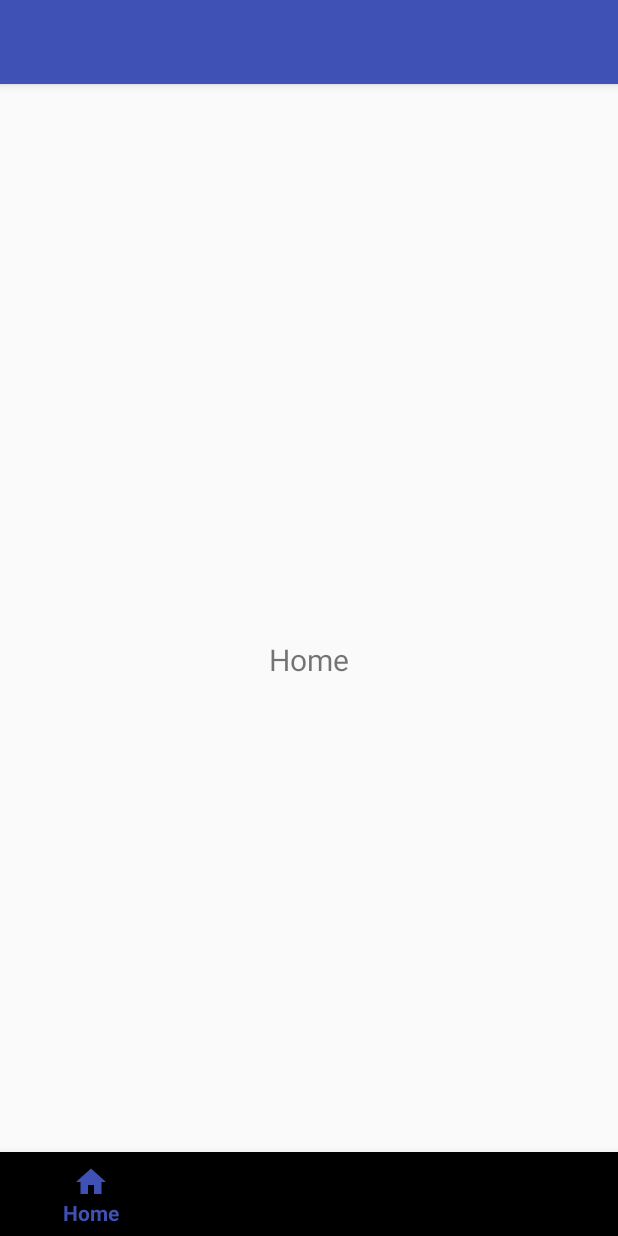
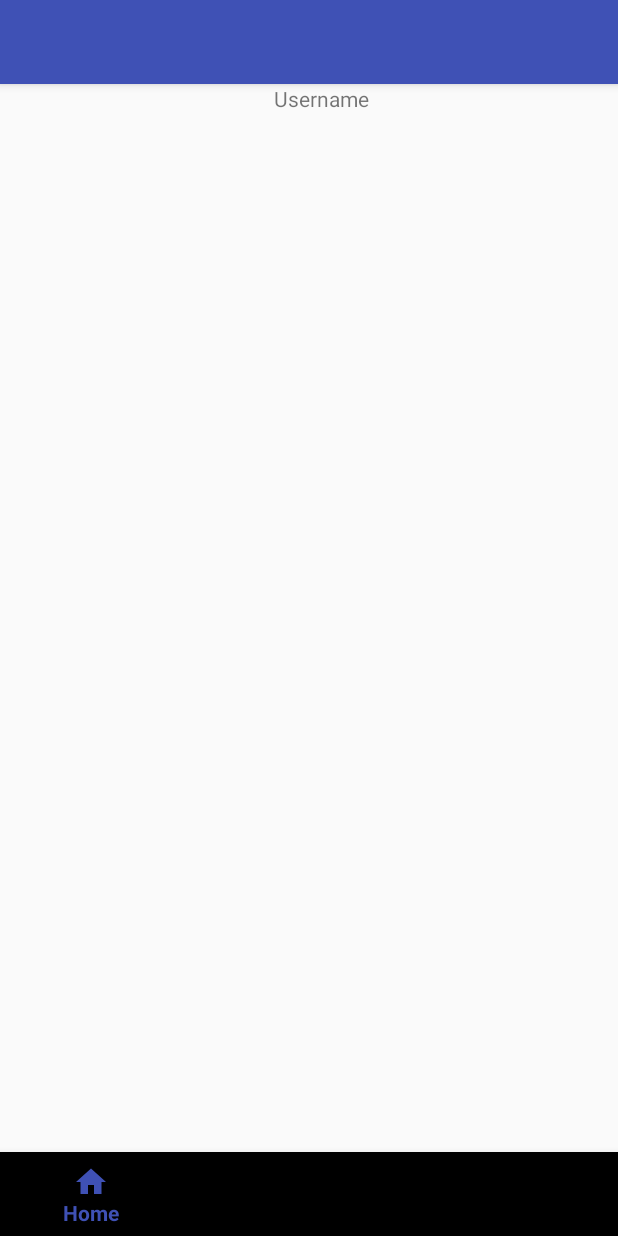
Before and after one commit to MonoChromeLight/DietRPG, an Android app: the screen it shows after launch (MainActivity), on a phone screen of 412 x 824 dp. Run offline under Robolectric (Android 15) with nearby library versions, the phone set to English and light mode, and no system bars; our stand-ins replace ButterKnife, CircleImageView.

Commit message:
Project updates; need to transfer code to new laptop

```diff
--- a/app/src/main/res/layout/frag_home.xml
+++ b/app/src/main/res/layout/frag_home.xml
@@ -5,9 +5,7 @@
     android:layout_height="match_parent"
     android:gravity="center">
 
-    <TextView
-        android:layout_width="wrap_content"
-        android:layout_height="wrap_content"
-        android:textSize="20sp"
-        android:text="Home" />
+    <include layout="@layout/frag_home_header" />
+
+    <include layout="@layout/frag_home_body" />
 </RelativeLayout>
--- /dev/null
+++ b/app/src/main/res/layout/frag_home_body.xml
@@ -0,0 +1,10 @@
+<?xml version="1.0" encoding="utf-8"?>
+<RelativeLayout
+    xmlns:android="http://schemas.android.com/apk/res/android"
+    android:layout_width="match_parent"
+    android:layout_height="match_parent">
+
+    <android.support.design.widget.TabLayout
+        android:layout_width="match_parent"
+        android:layout_height="wrap_content"/>
+</RelativeLayout>
--- /dev/null
+++ b/app/src/main/res/layout/frag_home_header.xml
@@ -0,0 +1,21 @@
+<?xml version="1.0" encoding="utf-8"?>
+<RelativeLayout
+    xmlns:android="http://schemas.android.com/apk/res/android"
+    android:layout_width="match_parent"
+    android:layout_height="match_parent">
+
+    <TextView
+        android:id="@+id/view_home_username"
+        android:layout_width="wrap_content"
+        android:layout_height="wrap_content"
+        android:layout_toStartOf="@+id/view_home_charImg"
+        android:text="Username"/>
+
+    <ImageView
+        android:id="@+id/view_home_charImg"
+        android:layout_width="150dp"
+        android:layout_height="200dp"
+        android:layout_alignParentEnd="true"
+        android:layout_marginTop="@dimen/spacing_large"
+        android:layout_marginEnd="@dimen/spacing_large"/>
+</RelativeLayout>
--- a/build.gradle
+++ b/build.gradle
@@ -5,7 +5,7 @@ buildscript {
         jcenter()
     }
     dependencies {
-        classpath 'com.android.tools.build:gradle:2.3.0-rc1'
+        classpath 'com.android.tools.build:gradle:2.3.0'
 
         // NOTE: Do not place your application dependencies here; they belong
         // in the individual module build.gradle files
```
